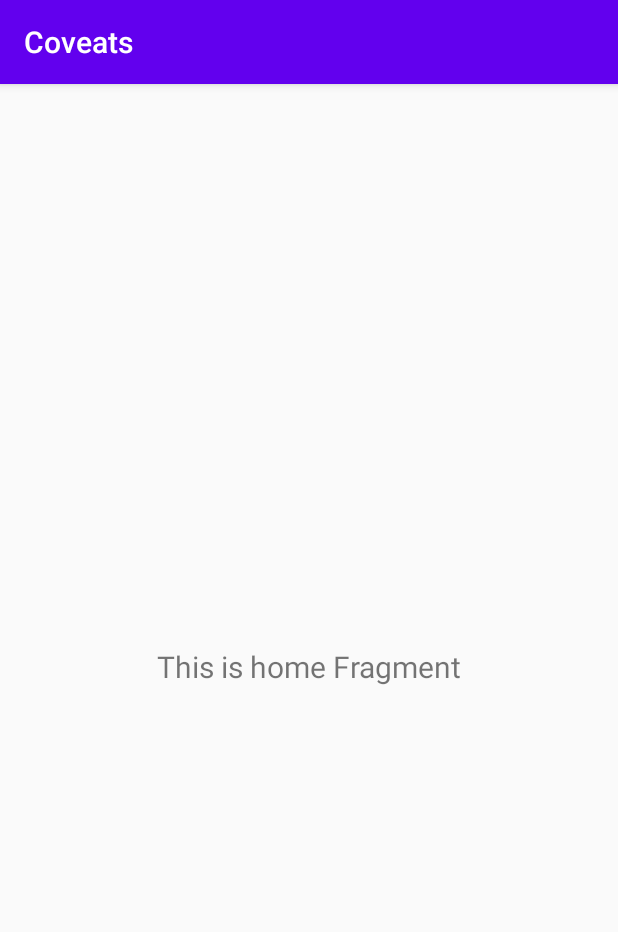
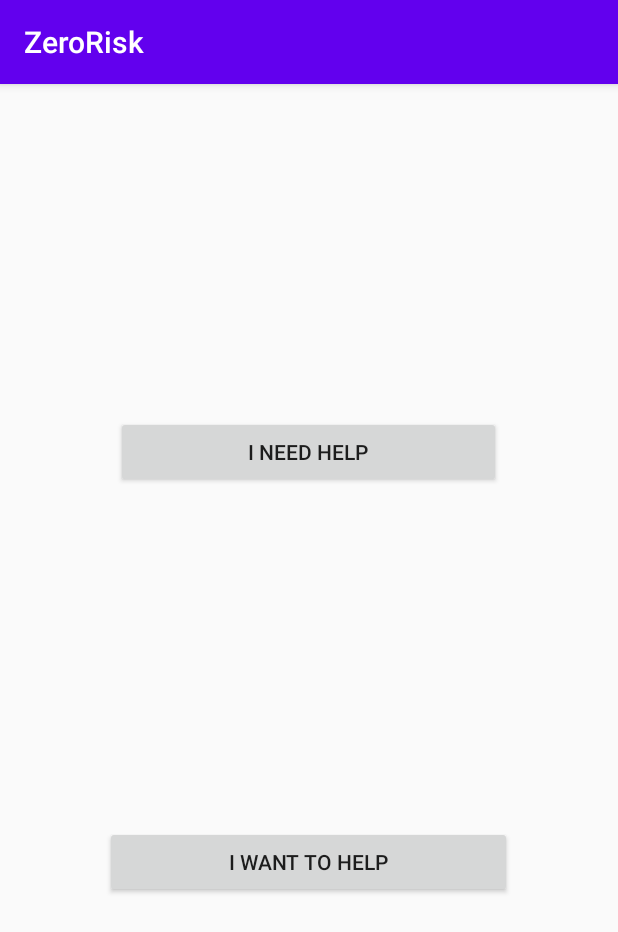
Before and after one commit to riscozeroEntregasSeguras/zerorisk_android, an Android app: the fragment HomeFragment shown on its own in the app's theme, on a phone screen of 412 x 824 dp. Shown: the top 932 px of the screen. Run offline under Robolectric (Android 15) with nearby library versions, the phone set to English and light mode, and no system bars.

Commit message:
COVAAPP-1  * added buttons to main menu  * added support for multiple languages

```diff
--- a/app/src/main/java/org/coveats/activities/ui/home/HomeFragment.kt
+++ b/app/src/main/java/org/coveats/activities/ui/home/HomeFragment.kt
@@ -22,10 +22,10 @@ class HomeFragment : Fragment() {
         homeViewModel =
             ViewModelProviders.of(this).get(HomeViewModel::class.java)
         val root = inflater.inflate(R.layout.fragment_home, container, false)
-        val textView: TextView = root.findViewById(R.id.text_home)
-        homeViewModel.text.observe(viewLifecycleOwner, Observer {
-            textView.text = it
-        })
+//        val textView: TextView = root.findViewById(R.id.text_home)
+////        homeViewModel.text.observe(viewLifecycleOwner, Observer {
+////            textView.text = it
+////        })
         return root
     }
 }
--- a/app/src/main/res/layout/fragment_home.xml
+++ b/app/src/main/res/layout/fragment_home.xml
@@ -6,17 +6,60 @@
     android:layout_height="match_parent"
     tools:context=".activities.ui.home.HomeFragment">
 
-    <TextView
-        android:id="@+id/text_home"
+
+    <LinearLayout
+        android:id="@+id/linearLayout2"
+        android:layout_width="409dp"
+        android:layout_height="52dp"
+        android:orientation="horizontal"
+        app:layout_constraintBottom_toTopOf="@+id/linearLayout"
+        app:layout_constraintEnd_toEndOf="parent"
+        app:layout_constraintHorizontal_bias="0.5"
+        app:layout_constraintStart_toStartOf="parent"
+        app:layout_constraintTop_toTopOf="parent">
+
+        <Space
+            android:layout_width="wrap_content"
+            android:layout_height="wrap_content"
+            android:layout_weight="1" />
+
+        <Button
+            android:id="@+id/button_need_help"
+            android:layout_width="wrap_content"
+            android:layout_height="wrap_content"
+            android:layout_weight="2"
+            android:text="@string/button_need_help" />
+
+        <Space
+            android:layout_width="wrap_content"
+            android:layout_height="wrap_content"
+            android:layout_weight="1" />
+    </LinearLayout>
+
+    <LinearLayout
+        android:id="@+id/linearLayout"
         android:layout_width="match_parent"
-        android:layout_height="wrap_content"
-        android:layout_marginStart="8dp"
-        android:layout_marginTop="8dp"
-        android:layout_marginEnd="8dp"
-        android:textAlignment="center"
-        android:textSize="20sp"
+        android:layout_height="52dp"
+        android:orientation="horizontal"
         app:layout_constraintBottom_toBottomOf="parent"
-        app:layout_constraintEnd_toEndOf="parent"
-        app:layout_constraintStart_toStartOf="parent"
-        app:layout_constraintTop_toTopOf="parent" />
+        app:layout_constraintTop_toBottomOf="@+id/linearLayout2">
+
+        <Space
+            android:layout_width="wrap_content"
+            android:layout_height="wrap_content"
+            android:layout_weight="1" />
+
+        <Button
+            android:id="@+id/button_want_to_help"
+            android:layout_width="wrap_content"
+            android:layout_height="wrap_content"
+            android:layout_weight="2"
+            android:text="@string/button_want_to_help" />
+
+        <Space
+            android:layout_width="wrap_content"
+            android:layout_height="wrap_content"
+            android:layout_weight="1" />
+    </LinearLayout>
+
 </androidx.constraintlayout.widget.ConstraintLayout>
--- a/app/src/main/res/values/strings.xml
+++ b/app/src/main/res/values/strings.xml
@@ -1,5 +1,5 @@
 <resources>
-    <string name="app_name">Coveats</string>
+    <string name="app_name">ZeroRisk</string>
     <string name="title_activity_main">MainActivity</string>
     <string name="navigation_drawer_open">Open navigation drawer</string>
     <string name="navigation_drawer_close">Close navigation drawer</string>
@@ -103,4 +103,6 @@
         "For example, position the FAB to one side of stream of a cards so the FAB won’t interfere "
         "when a user tries to pick up one of cards.\n\n"
     </string>
+    <string name="button_need_help">I need help</string>
+    <string name="button_want_to_help">I want to help</string>
 </resources>
```
Also changed, not shown: 1 other file.
